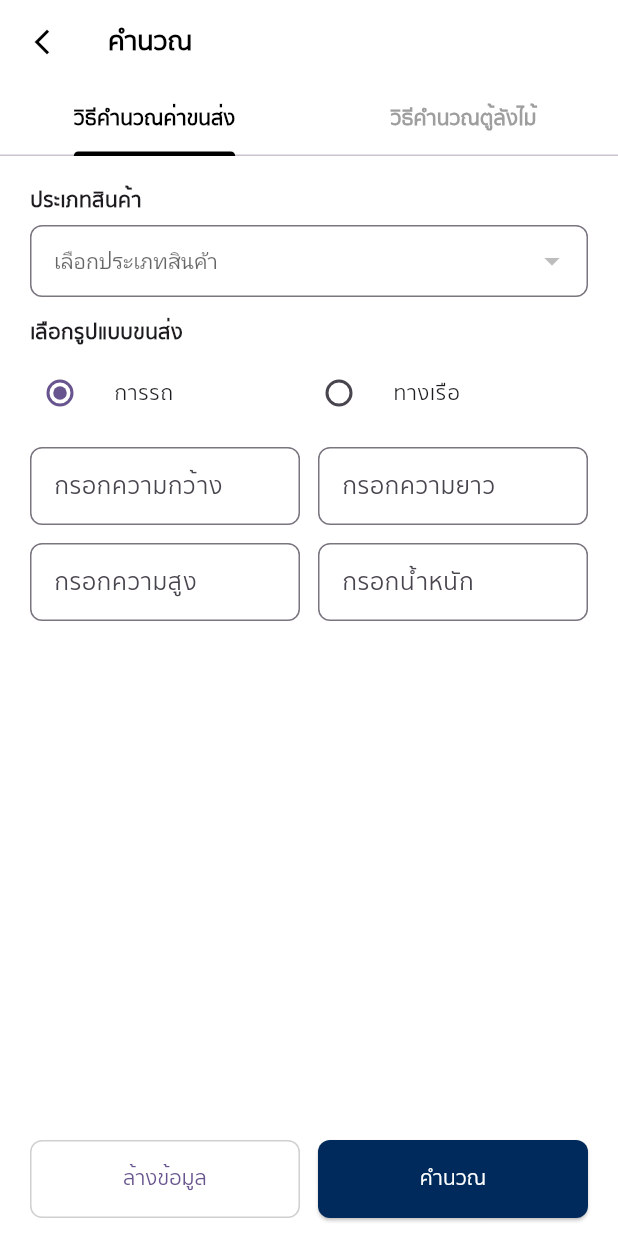
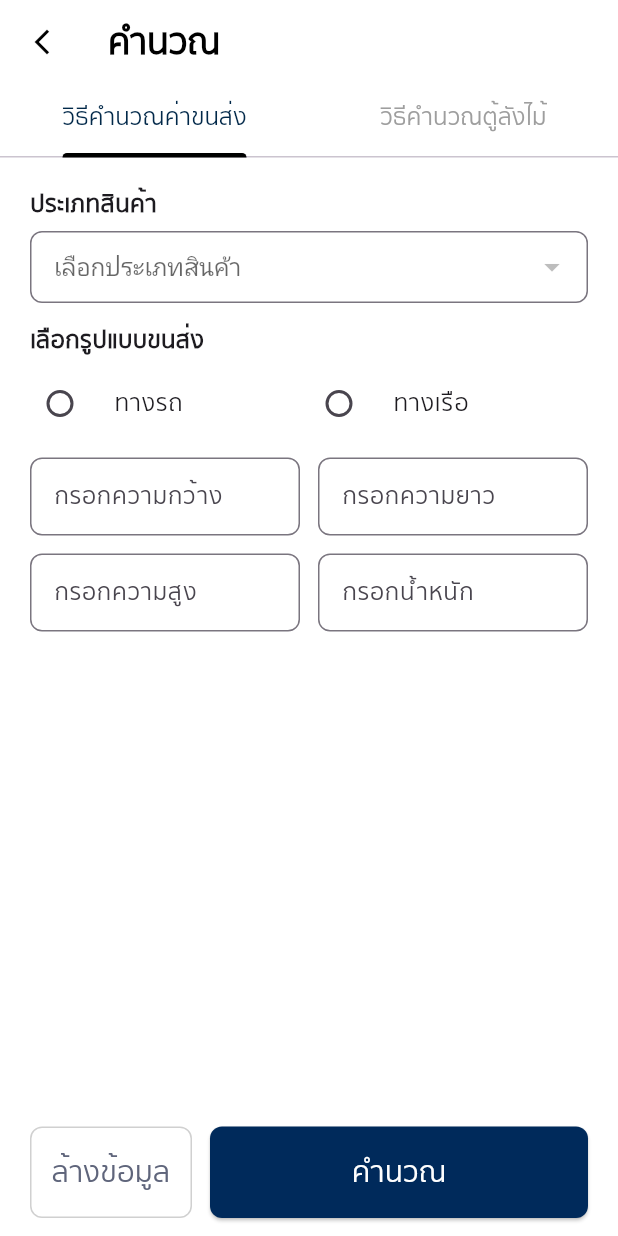
Before and after one commit to AshaTechCorporation/gcargo, a Flutter app: the TransportCalculatePage screen opened directly, on a phone screen of 412 x 824 dp. Run offline on Flutter 3.47's test engine with Material 3 defaults, Android fonts, the phone set to English and light mode, and no system bars; our stand-ins replace device_info_plus, dio, file_picker, flutter_widget_from_html, get, hive and 3 more; accounts and stored records are empty; network calls fail.

Commit message:
แก้หน้าคำนวน1

```diff
--- a/lib/home/transportCalculatePage.dart
+++ b/lib/home/transportCalculatePage.dart
@@ -1,4 +1,5 @@
 import 'package:flutter/material.dart';
+import 'package:gcargo/constants.dart';
 import 'package:gcargo/controllers/home_controller.dart';
 import 'package:gcargo/utils/number_formatter.dart';
 import 'package:get/get.dart';
@@ -15,7 +16,7 @@ class _TransportCalculatePageState extends State<TransportCalculatePage> with Ti
   final HomeController homeController = Get.put(HomeController());
 
   String? selectedProductType;
-  String selectedMethod = 'การรถ';
+  String selectedMethod = 'ทางรถ';
   final TextEditingController widthCtrl = TextEditingController();
   final TextEditingController lengthCtrl = TextEditingController();
   final TextEditingController heightCtrl = TextEditingController();
@@ -152,17 +153,18 @@ class _TransportCalculatePageState extends State<TransportCalculatePage> with Ti
     return Scaffold(
       backgroundColor: Colors.white,
       appBar: AppBar(
-        title: const Text('คำนวณ', style: TextStyle(color: Colors.black)),
+        title: const Text('คำนวณ', style: TextStyle(color: Colors.black, fontWeight: FontWeight.bold, fontSize: 24)),
         backgroundColor: Colors.white,
         elevation: 0,
         leading: IconButton(icon: const Icon(Icons.arrow_back_ios_new, size: 20, color: Colors.black), onPressed: () => Navigator.pop(context)),
         bottom: TabBar(
           controller: _tabController,
           indicatorColor: Colors.black,
-          labelColor: Colors.black,
+          indicatorWeight: 3,
+          labelColor: kButtonColor,
           unselectedLabelColor: Colors.grey,
-          labelStyle: const TextStyle(fontWeight: FontWeight.bold),
-          tabs: const [Tab(text: 'วิธีคำนวณค่าขนส่ง'), Tab(text: 'วิธีคำนวณตู้ลังไม้')],
+          labelStyle: TextStyle(fontWeight: FontWeight.w400, fontSize: 16),
+          tabs: [Tab(text: 'วิธีคำนวณค่าขนส่ง'), Tab(text: 'วิธีคำนวณตู้ลังไม้')],
         ),
       ),
       body: TabBarView(controller: _tabController, children: [_buildNormalTab(context, isBlocked), _buildWoodBoxTab()]),
@@ -175,7 +177,7 @@ class _TransportCalculatePageState extends State<TransportCalculatePage> with Ti
       child: Column(
         children: [
           const SizedBox(height: 8),
-          Row(children: [const Text('ประเภทสินค้า', style: TextStyle(fontWeight: FontWeight.bold, fontSize: 14))]),
+          Row(children: [const Text('ประเภทสินค้า', style: TextStyle(fontWeight: FontWeight.bold, fontSize: 16))]),
           const SizedBox(height: 6),
           Obx(() {
             List<String> availableProductTypes = _getProductTypesByMethod(selectedMethod);
@@ -195,7 +197,7 @@ class _TransportCalculatePageState extends State<TransportCalculatePage> with Ti
                 border: OutlineInputBorder(borderRadius: BorderRadius.circular(8)),
                 contentPadding: const EdgeInsets.symmetric(horizontal: 12, vertical: 10),
               ),
-              style: const TextStyle(fontSize: 14, color: Colors.black),
+              style: const TextStyle(fontSize: 16, color: Colors.black),
               items: availableProductTypes.map((type) => DropdownMenuItem(value: type, child: Text(type))).toList(),
               onChanged: (value) {
                 setState(() {
@@ -207,13 +209,13 @@ class _TransportCalculatePageState extends State<TransportCalculatePage> with Ti
             );
           }),
           const SizedBox(height: 14),
-          Row(children: [const Text('เลือกรูปแบบขนส่ง', style: TextStyle(fontWeight: FontWeight.bold, fontSize: 14))]),
+          Row(children: [const Text('เลือกรูปแบบขนส่ง', style: TextStyle(fontWeight: FontWeight.bold, fontSize: 16))]),
           const SizedBox(height: 6),
           Row(
             children: [
               Expanded(
                 child: RadioListTile(
-                  title: const Text('การรถ', style: TextStyle(fontSize: 14)),
+                  title: const Text('ทางรถ', style: TextStyle(fontSize: 16)),
                   value: 'การรถ',
                   groupValue: selectedMethod,
                   onChanged: (val) {
@@ -229,7 +231,7 @@ class _TransportCalculatePageState extends State<TransportCalculatePage> with Ti
               ),
               Expanded(
                 child: RadioListTile(
-                  title: const Text('ทางเรือ', style: TextStyle(fontSize: 14)),
+                  title: const Text('ทางเรือ', style: TextStyle(fontSize: 16)),
                   value: 'ทางเรือ',
                   groupValue: selectedMethod,
                   onChanged: (val) {
@@ -306,6 +308,7 @@ class _TransportCalculatePageState extends State<TransportCalculatePage> with Ti
           Row(
             children: [
               Expanded(
+                flex: 3,
                 child: OutlinedButton(
                   onPressed: () {
                     setState(() {
@@ -322,11 +325,12 @@ class _TransportCalculatePageState extends State<TransportCalculatePage> with Ti
                     side: const BorderSide(color: Color(0xFFD0D0D0)),
                     shape: RoundedRectangleBorder(borderRadius: BorderRadius.circular(8)),
                   ),
-                  child: const Text('ล้างข้อมูล', style: TextStyle(fontSize: 14)),
+                  child: Text('ล้างข้อมูล', style: TextStyle(fontSize: 20, color: kHintTextColor)),
                 ),
               ),
               const SizedBox(width: 12),
               Expanded(
+                flex: 7,
                 child: ElevatedButton(
                   onPressed: isBlocked ? null : calculateShippingCost,
                   style: ElevatedButton.styleFrom(
@@ -334,7 +338,7 @@ class _TransportCalculatePageState extends State<TransportCalculatePage> with Ti
                     padding: const EdgeInsets.symmetric(vertical: 16),
                     shape: RoundedRectangleBorder(borderRadius: BorderRadius.circular(8)),
                   ),
-                  child: const Text('คำนวณ', style: TextStyle(color: Colors.white, fontSize: 14)),
+                  child: const Text('คำนวณ', style: TextStyle(color: Colors.white, fontSize: 20)),
                 ),
               ),
             ],
@@ -381,6 +385,7 @@ class _TransportCalculatePageState extends State<TransportCalculatePage> with Ti
           Row(
             children: [
               Expanded(
+                flex: 3,
                 child: OutlinedButton(
                   onPressed: () {
                     setState(() {
@@ -395,11 +400,12 @@ class _TransportCalculatePageState extends State<TransportCalculatePage> with Ti
                     side: const BorderSide(color: Color(0xFFD0D0D0)),
                     shape: RoundedRectangleBorder(borderRadius: BorderRadius.circular(8)),
                   ),
-                  child: const Text('ล้างข้อมูล', style: TextStyle(fontSize: 14)),
+                  child: const Text('ล้างข้อมูล', style: TextStyle(fontSize: 20, color: kHintTextColor)),
                 ),
               ),
               const SizedBox(width: 12),
               Expanded(
+                flex: 7,
                 child: ElevatedButton(
                   onPressed: calculateWoodBoxCost,
                   style: ElevatedButton.styleFrom(
@@ -407,7 +413,7 @@ class _TransportCalculatePageState extends State<TransportCalculatePage> with Ti
                     padding: const EdgeInsets.symmetric(vertical: 16),
                     shape: RoundedRectangleBorder(borderRadius: BorderRadius.circular(8)),
                   ),
-                  child: const Text('คำนวณ', style: TextStyle(color: Colors.white, fontSize: 14)),
+                  child: const Text('คำนวณ', style: TextStyle(color: Colors.white, fontSize: 20)),
                 ),
               ),
             ],
@@ -434,7 +440,7 @@ class _TransportCalculatePageState extends State<TransportCalculatePage> with Ti
     return Column(
       crossAxisAlignment: CrossAxisAlignment.start,
       children: [
-        Text(label, style: const TextStyle(fontSize: 14, fontWeight: FontWeight.w500)),
+        Text(label, style: const TextStyle(fontSize: 16, fontWeight: FontWeight.w500)),
         const SizedBox(height: 6),
         TextField(
           controller: controller,
```
